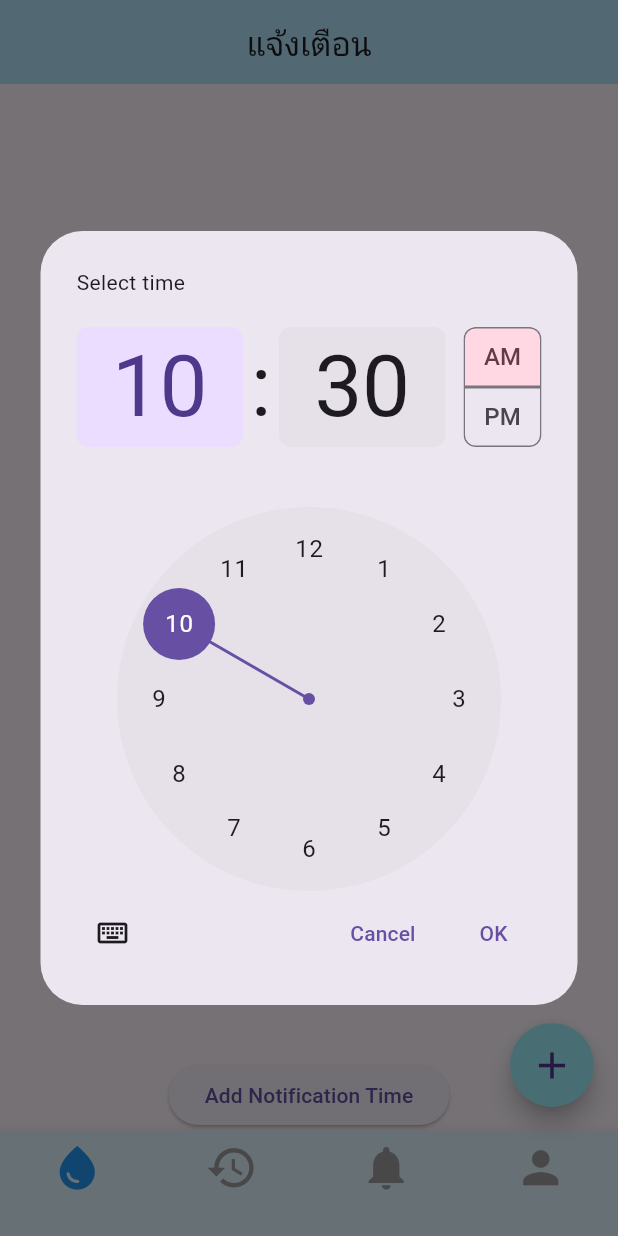
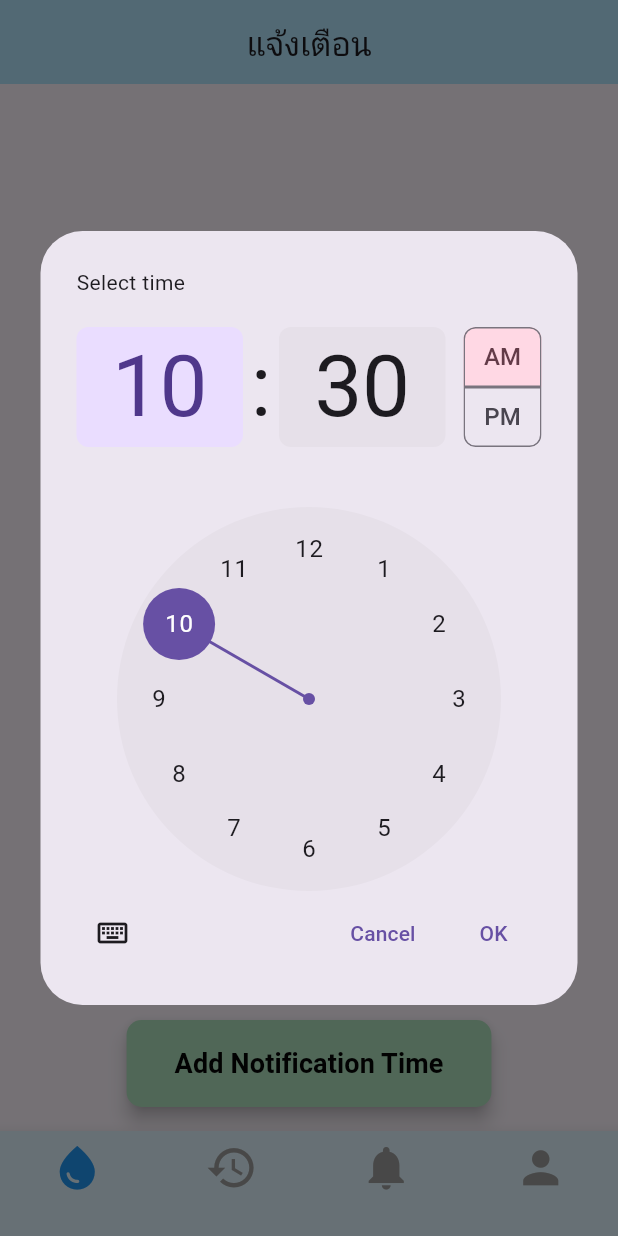
Before and after one commit to 64160056/Project_app, a Flutter app: the WaterTrack screen opened by its route, item 3 of the bottom bar chosen, after a tap on "Add Notification Time", on a phone screen of 412 x 824 dp. Run offline on Flutter 3.47's test engine with Material 3 defaults, Android fonts, the light colour scheme and no system bars; our stand-ins replace cloud_firestore, firebase_core, flutter_local_notifications, get, timezone; accounts and stored records are empty.

Commit message:
edit Nitifiication view

```diff
--- a/water_tracking_app/lib/app/modules/home/views/Noti_view.dart
+++ b/water_tracking_app/lib/app/modules/home/views/Noti_view.dart
@@ -9,6 +9,8 @@ class NotiView extends StatelessWidget {
 
   @override
   Widget build(BuildContext context) {
+    notificationService
+        .initNotifications(context); // เรียกใช้ initNotifications
     return MaterialApp(
       home: Scaffold(
         appBar: AppBar(
@@ -17,41 +19,6 @@ class NotiView extends StatelessWidget {
           centerTitle: true,
         ),
         body: NotificationPage(notificationService: notificationService),
-        floatingActionButton: FloatingActionButton(
-          onPressed: () async {
-            TimeOfDay? pickedTime = await showTimePicker(
-              context: context,
-              initialTime: TimeOfDay.now(),
-            );
-
-            if (pickedTime != null) {
-              DateTime now = DateTime.now();
-              DateTime scheduledTime = DateTime(
-                now.year,
-                now.month,
-                now.day,
-                pickedTime.hour,
-                pickedTime.minute,
-              );
-
-              await notificationService.scheduleNotification(
-                scheduledTime,
-                'แจ้งเตือนดื่มน้ำ',
-                'ได้เวลาที่ตั้งไว้แล้ว โปรดดื่มน้ำ',
-              );
-
-              print('Scheduled at: $scheduledTime');
-            }
-          },
-          backgroundColor: const Color.fromARGB(255, 158, 240, 253),
-          child: Icon(
-            Icons.add,
-            size: 30,
-          ),
-          shape: RoundedRectangleBorder(
-            borderRadius: BorderRadius.circular(50),
-          ),
-        ),
         bottomNavigationBar: BottomNavigationBar(
           type: BottomNavigationBarType.fixed,
           backgroundColor: Colors.lightBlue[50],
@@ -112,6 +79,25 @@ class NotificationPage extends StatefulWidget {
 class _NotificationPageState extends State<NotificationPage> {
   List<Notification> notifications = [];
 
+  // Function to select time
+  void selectTime() async {
+    TimeOfDay? pickedTime = await showTimePicker(
+      context: context,
+      initialTime: TimeOfDay.now(),
+    );
+
+    if (pickedTime != null) {
+      addNotificationTime(pickedTime); // Add the picked time to notifications
+      print('Selected time: $pickedTime');
+    }
+  }
+
+  void addNotificationTime(TimeOfDay time) {
+    setState(() {
+      notifications.add(Notification(time: time)); // Add new notification
+    });
+  }
+
   void toggleSwitch(bool value, int index) {
     setState(() {
       notifications[index].isEnabled = value;
@@ -127,26 +113,18 @@ class _NotificationPageState extends State<NotificationPage> {
         notifications[index].time.minute,
       );
 
+      // ถ้าเวลาที่เลือกอยู่ก่อนเวลาปัจจุบัน ให้เลื่อนไปวันถัดไป
+      if (scheduledTime.isBefore(now)) {
+        scheduledTime = scheduledTime.add(Duration(days: 1));
+      }
+
       widget.notificationService.scheduleNotification(
         scheduledTime,
         'แจ้งเตือนดื่มน้ำ',
         'ได้เวลาที่ตั้งไว้แล้ว โปรดดื่มน้ำ',
       );
     } else {
-      // Here you can implement logic to cancel the notification
-    }
-  }
-
-  Future<void> selectTime() async {
-    TimeOfDay? pickedTime = await showTimePicker(
-      context: context,
-      initialTime: TimeOfDay.now(),
-    );
-
-    if (pickedTime != null) {
-      setState(() {
-        notifications.add(Notification(time: pickedTime)); // Add new notification
-      });
+      // Logic to cancel the notification can be added here
     }
   }
 
@@ -186,9 +164,27 @@ class _NotificationPageState extends State<NotificationPage> {
           ),
         ),
         ElevatedButton(
-          onPressed: selectTime, // Trigger selectTime when the button is pressed
-          child: Text('Add Notification Time'),
+          onPressed:
+              selectTime, // Trigger selectTime when the button is pressed
+          child: Text(
+            'Add Notification Time',
+            style: TextStyle(
+              fontSize: 18, // ขนาดฟอนต์
+              fontWeight: FontWeight.bold, // น้ำหนักฟอนต์
+              color: const Color.fromARGB(255, 5, 5, 5), // สีฟอนต์
+            ),
+          ),
+          style: ElevatedButton.styleFrom(
+            backgroundColor: Color.fromARGB(255, 174, 224, 189), // สีพื้นหลัง
+            padding: EdgeInsets.symmetric(
+                vertical: 16.0, horizontal: 32.0), // การจัดการ padding
+            shape: RoundedRectangleBorder(
+              borderRadius: BorderRadius.circular(10), // มุมของปุ่ม
+            ),
+            elevation: 5, // ความสูงของเงา
+          ),
         ),
+        SizedBox(height: 16,)
       ],
     );
   }
--- a/water_tracking_app/pubspec.yaml
+++ b/water_tracking_app/pubspec.yaml
@@ -16,6 +16,7 @@ dependencies:
   firebase_auth: ^5.3.1 # ใช้สำหรับ Authentication
   firebase_ui_auth: ^1.16.0
   flutter_local_notifications: ^17.2.3
+  timezone: ^0.9.4
 
 dev_dependencies:
   flutter_test:
```
Also changed, not shown: water_tracking_app/lib/app/modules/home/services/notification_service.dart (+28 -2 lines), water_tracking_app/pubspec.lock, 4 other files.
